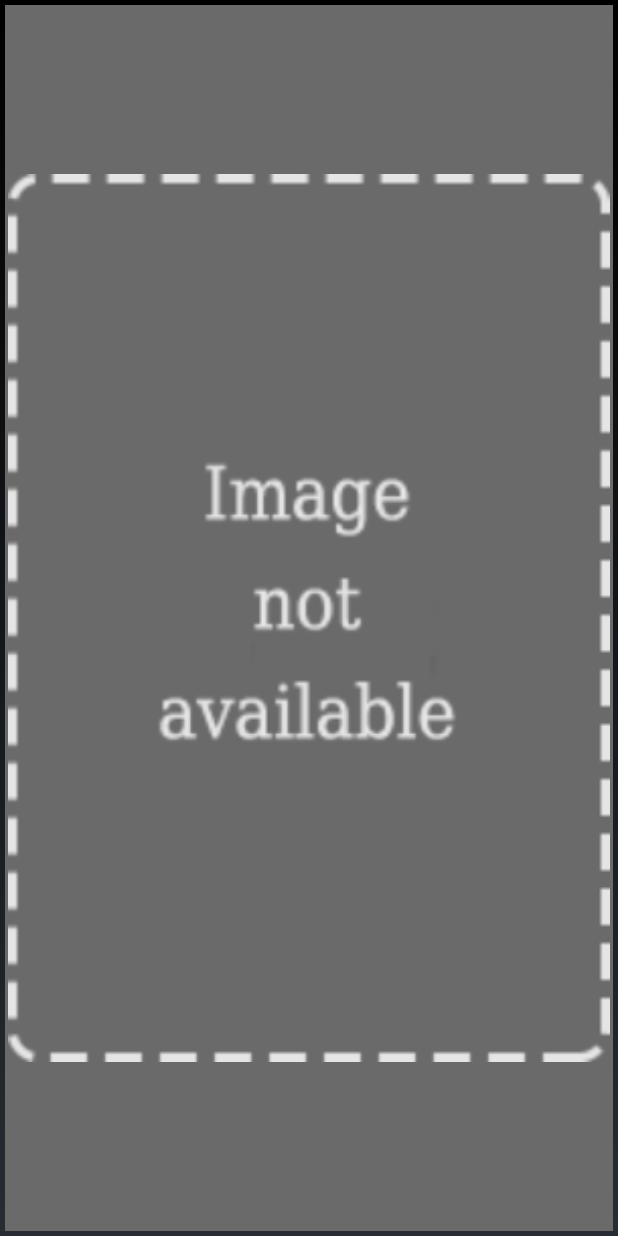
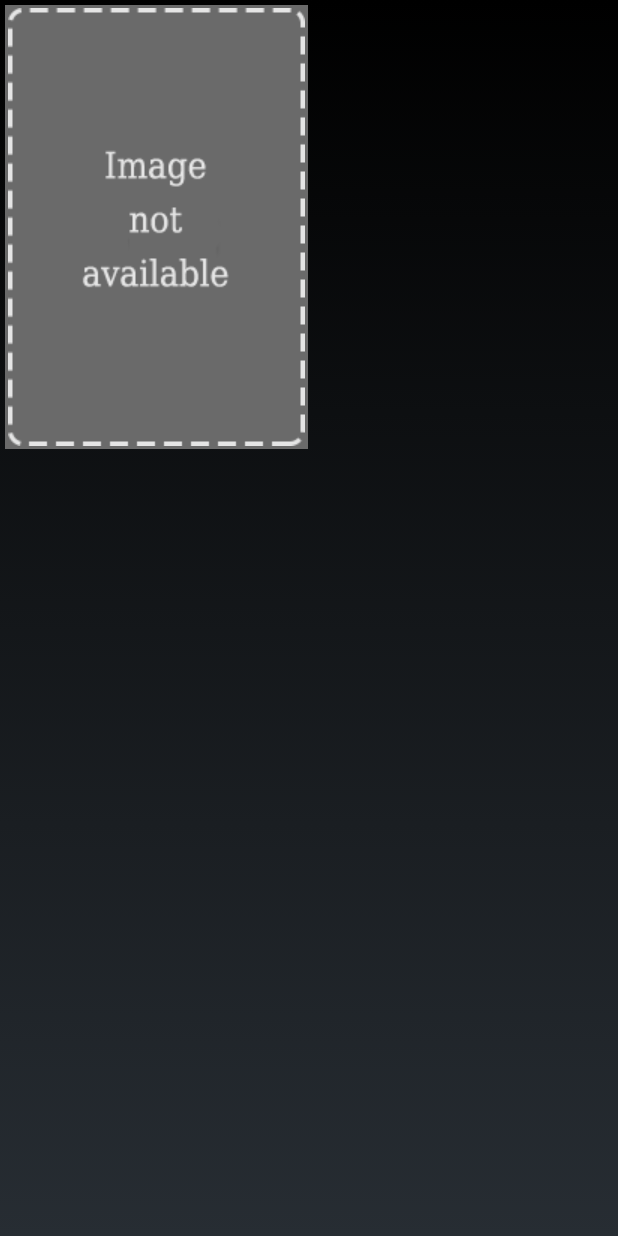
Before and after one commit to SMalpica/Freedom360, an Android app: the layout list_item.xml on its own in the app's theme, with its tools: preview values and no code run, on a phone screen of 412 x 824 dp. Run offline under Robolectric (Android 15) with nearby library versions, the phone set to English and light mode, and no system bars.

```diff
--- a/app/src/main/res/layout/list_item.xml
+++ b/app/src/main/res/layout/list_item.xml
@@ -5,8 +5,9 @@
     android:padding="3dp">
 
     <ImageView
-        android:layout_width="match_parent"
-        android:layout_height="match_parent"
+        android:layout_width="wrap_content"
+        android:layout_height="wrap_content"
+        android:adjustViewBounds="true"
         android:padding="2sp"
         android:id="@+id/miniatura"
         android:src="@drawable/sinimagen"
```
Also changed, not shown: app/src/main/java/abaco_digital/freedom360/GaleriaPrincipal.java (+6 -6 lines).
